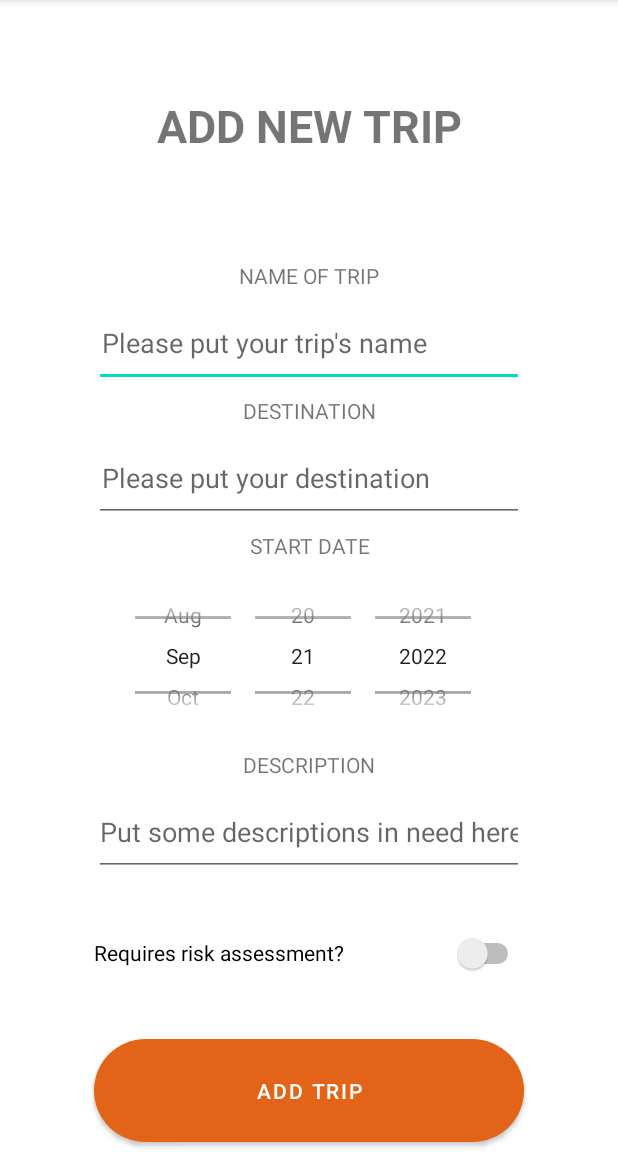
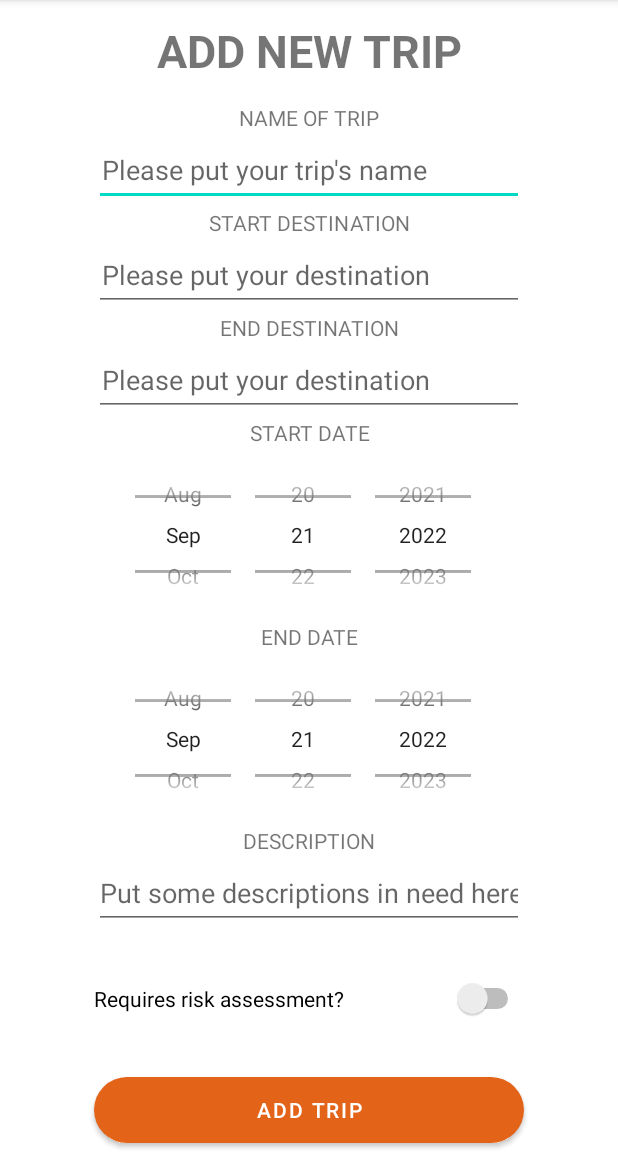
Before and after one commit to dothanh2001/MExpense, an Android app: the AddTripActivity screen opened directly, with no data from a screen before it, after a tap on "ADD TRIP", on a phone screen of 412 x 824 dp, the part 84-1236 px from its top. Run offline under Robolectric (Android 15) with nearby library versions, the phone set to English and light mode, and no system bars.

Commit message:
Update Detail

```diff
--- a/app/src/main/AndroidManifest.xml
+++ b/app/src/main/AndroidManifest.xml
@@ -19,6 +19,11 @@
 
         </activity>
 
+        <activity android:name=".front_end.TripDetailActivity"
+            android:launchMode="singleInstance">
+
+        </activity>
+
         <activity android:name=".front_end.AddTripActivity"
             android:launchMode="singleInstance">
 
--- a/app/src/main/java/com/example/m_expense/back_end/MExpenseSystem.java
+++ b/app/src/main/java/com/example/m_expense/back_end/MExpenseSystem.java
@@ -5,10 +5,10 @@ import android.widget.Toast;
 
 import com.example.m_expense.front_end.AddExpenseActivity;
 import com.example.m_expense.front_end.AddTripActivity;
+import com.example.m_expense.front_end.TripDetailActivity;
 
 import java.security.InvalidParameterException;
 import java.util.ArrayList;
-import java.util.Date;
 import java.util.List;
 
 public class MExpenseSystem {
@@ -23,12 +23,12 @@ public class MExpenseSystem {
     public static MExpenseSystem getInstance() {
         if (instance == null) {
             instance = new MExpenseSystem();
-            instance.tripList.add(new Trip(
-                    "default name",
-                    "default destination",
-                    "10/01/2022",
-                    "no description",
-                    true));
+//            instance.tripList.add(new Trip(
+//                    "default name",
+//                    "default destination",
+//                    "10/01/2022",
+//                    "no description",
+//                    true));
         }
         return instance;
     }
@@ -52,16 +52,19 @@ public class MExpenseSystem {
     public void addTrip() {
         AddTripActivity addTripActivity = AddTripActivity.getInstance();
         String name = String.valueOf(addTripActivity.getNameOfTrip().getText());
-        String destination = String.valueOf(addTripActivity.getDestination().getText());
+        String startDestination = String.valueOf(addTripActivity.getStart_destination().getText());
+        String endDestination = String.valueOf(addTripActivity.getEnd_destination().getText());
         DatePicker datePicker = addTripActivity.getDatePicker();
+        DatePicker datePickerEnd = addTripActivity.getDatePickerEnd();
 
-        String date = datePicker.getDayOfMonth() + "/" + (datePicker.getMonth() + 1) + "/" + datePicker.getYear();
+        String startDate = datePicker.getDayOfMonth() + "/" + (datePicker.getMonth() + 1) + "/" + datePicker.getYear();
+        String endDate = datePickerEnd.getDayOfMonth() + "/" + (datePickerEnd.getMonth() + 1) + "/" + datePickerEnd.getYear();
 
         String description = String.valueOf(addTripActivity.getDescription().getText());
         boolean isRequireRisk = addTripActivity.getRequireRisk().isChecked();
 
-        if (name.equals("") || destination.equals("")) throw new InvalidParameterException();
-        Trip newTrip = new Trip(name, destination, date, description, isRequireRisk);
+        if (name.equals("") || startDestination.equals("")) throw new InvalidParameterException();
+        Trip newTrip = new Trip(name, startDestination, endDestination, startDate, endDate, description, isRequireRisk);
         tripList.add(newTrip);
         setCurrentTrip(newTrip);
         addTripActivity.clearData();
@@ -73,7 +76,7 @@ public class MExpenseSystem {
         AddExpenseActivity expenseActivity = AddExpenseActivity.getInstance();
         String kind = String.valueOf(expenseActivity.getKindOfTrip().getText());
         String amount = String.valueOf(expenseActivity.getAmount().getText());
-        if (kind.equals("") || Integer.parseInt(amount) < 0) throw new InvalidParameterException();
+        if (kind.equals("")) throw new InvalidParameterException();
         trip.setKindOf(kind);
         trip.setAmount(amount);
         Toast.makeText(expenseActivity, "Add Expense succesfully!", Toast.LENGTH_LONG).show();
@@ -86,4 +89,14 @@ public class MExpenseSystem {
         }
         return result;
     }
+
+    public void viewDetail() {
+        TripDetailActivity tripDetailActivity = TripDetailActivity.getInstance();
+        tripDetailActivity.getAmount().setText(currentTrip.getAmount());
+        tripDetailActivity.getKindOfTrip().setText(currentTrip.getKindOf());
+        tripDetailActivity.getStartDate().setText(currentTrip.getStartDate());
+        tripDetailActivity.getEndDate().setText(currentTrip.getEndDate());
+        tripDetailActivity.getStartDestionation().setText(currentTrip.getStartDestination());
+        tripDetailActivity.getEndDestination().setText(currentTrip.getEndDestination());
+    }
 }
--- a/app/src/main/java/com/example/m_expense/front_end/AddTripActivity.java
+++ b/app/src/main/java/com/example/m_expense/front_end/AddTripActivity.java
@@ -17,8 +17,10 @@ import com.example.m_expense.back_end.MExpenseSystem;
 public class AddTripActivity extends AppCompatActivity {
 
     EditText nameOfTrip;
-    EditText destination;
+    EditText start_destination;
+    EditText end_destination;
     DatePicker datePicker;
+    DatePicker datePickerEnd;
     EditText description;
     @SuppressLint("UseSwitchCompatOrMaterialCode")
     Switch requireRisk;
@@ -39,8 +41,10 @@ public class AddTripActivity extends AppCompatActivity {
         instance = this;
 
         nameOfTrip = findViewById(R.id.kindOfTrip);
-        destination = findViewById(R.id.amount);
+        start_destination = findViewById(R.id.start_destination);
+        end_destination = findViewById(R.id.end_destination);
         datePicker = findViewById(R.id.datePicker);
+        datePickerEnd = findViewById(R.id.datePickerEnd);
         description = findViewById(R.id.description);
         requireRisk = findViewById(R.id.requireRisk);
 
@@ -49,7 +53,7 @@ public class AddTripActivity extends AppCompatActivity {
         button.setOnClickListener(event-> {
             System.out.println("Thanh");
             System.out.println(nameOfTrip.getText());
-            System.out.println(destination.getText());
+            System.out.println(start_destination.getText());
             System.out.println(datePicker.getDayOfMonth() + "/" + (datePicker.getMonth() + 1) + "/" + datePicker.getYear());
             System.out.println(description.getText());
             System.out.println(requireRisk.isChecked());
@@ -97,18 +101,31 @@ public class AddTripActivity extends AppCompatActivity {
 
     public void clearData() {
         nameOfTrip.getText().clear();
-        destination.getText().clear();
+        start_destination.getText().clear();
         description.getText().clear();
         requireRisk.setChecked(false);
+    }
+
+    public EditText getEnd_destination() {
+        return end_destination;
+    }
+
+    public void setEnd_destination(EditText end_destination) {
+        this.end_destination = end_destination;
+    }
+
+    public DatePicker getDatePickerEnd() {
+        return datePickerEnd;
     }
 
     public EditText getNameOfTrip() {
         return nameOfTrip;
     }
 
-    public EditText getDestination() {
-        return destination;
+    public EditText getStart_destination() {
+        return start_destination;
     }
+
 
     public DatePicker getDatePicker() {
         return datePicker;
--- a/app/src/main/res/layout/activity_addtrip.xml
+++ b/app/src/main/res/layout/activity_addtrip.xml
@@ -46,11 +46,11 @@
         android:layout_width="match_parent"
         android:layout_height="wrap_content"
         android:layout_weight="0.2"
-        android:text="DESTINATION"
+        android:text="START DESTINATION"
         android:gravity="center"/>
 
     <EditText
-        android:id="@+id/amount"
+        android:id="@+id/start_destination"
         android:layout_width="match_parent"
         android:layout_height="wrap_content"
         android:layout_marginLeft="10mm"
@@ -60,6 +60,26 @@
         android:hint="Please put your destination"
         android:inputType="textPersonName"
         android:paddingLeft="5dp" />
+    <TextView
+        android:id="@+id/textView10"
+        android:layout_width="match_parent"
+        android:layout_height="wrap_content"
+        android:layout_weight="0.2"
+        android:text="END DESTINATION"
+        android:gravity="center"/>
+
+    <EditText
+        android:id="@+id/end_destination"
+        android:layout_width="match_parent"
+        android:layout_height="wrap_content"
+        android:layout_marginLeft="10mm"
+        android:layout_marginRight="10mm"
+        android:layout_weight="0.2"
+        android:ems="10"
+        android:hint="Please put your destination"
+        android:inputType="textPersonName"
+        android:paddingLeft="5dp" />
+
 
     <TextView
         android:id="@+id/textView6"
@@ -71,6 +91,21 @@
 
     <DatePicker
         android:id="@+id/datePicker"
+        android:layout_width="match_parent"
+        android:layout_height="114dp"
+        android:calendarViewShown="false"
+        android:datePickerMode="spinner" />
+
+    <TextView
+        android:id="@+id/textView66"
+        android:layout_width="match_parent"
+        android:layout_height="wrap_content"
+        android:layout_weight="0.2"
+        android:text="END DATE"
+        android:gravity="center"/>
+
+    <DatePicker
+        android:id="@+id/datePickerEnd"
         android:layout_width="match_parent"
         android:layout_height="114dp"
         android:calendarViewShown="false"
```
Also changed, not shown: app/src/main/java/com/example/m_expense/back_end/Trip.java (+33 -13 lines), app/src/main/java/com/example/m_expense/back_end/TripListViewAdapter.java (+6 -4 lines), app/src/main/java/com/example/m_expense/front_end/MainActivity.java (+28 -9 lines), app/src/main/java/com/example/m_expense/front_end/TripDetailActivity.java (added, +124 -0 lines), app/src/main/res/layout/activity_detail_trip.xml (added, +92 -0 lines), app/src/main/res/layout/fragment_trip_block.xml (+38 -15 lines).
